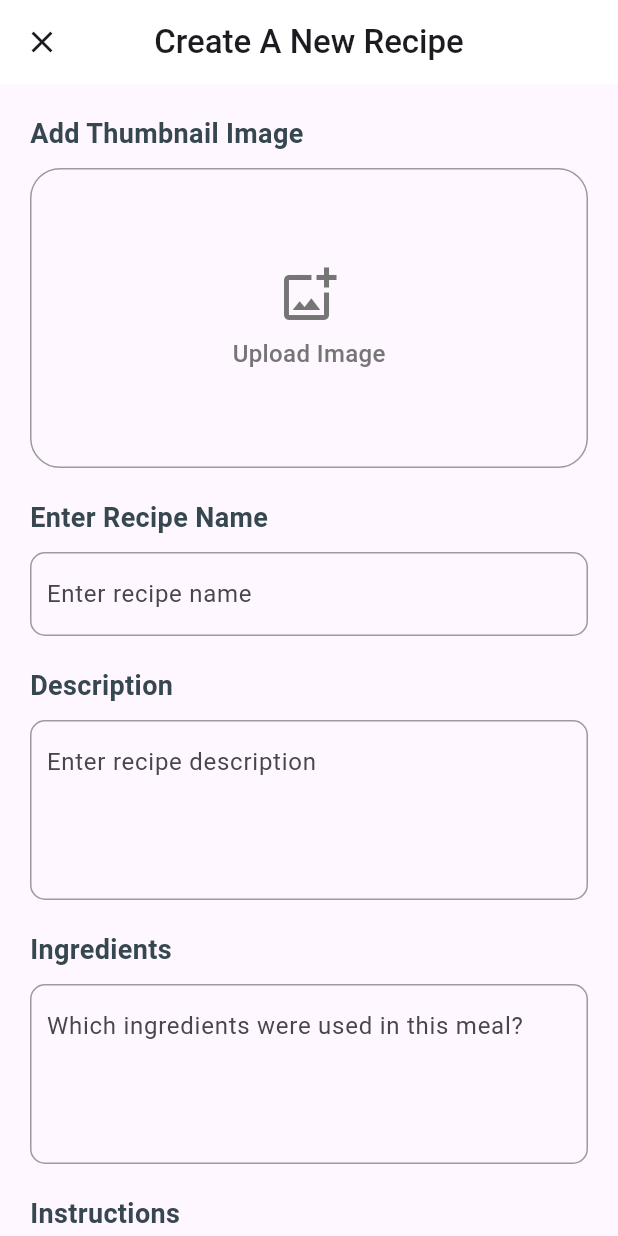
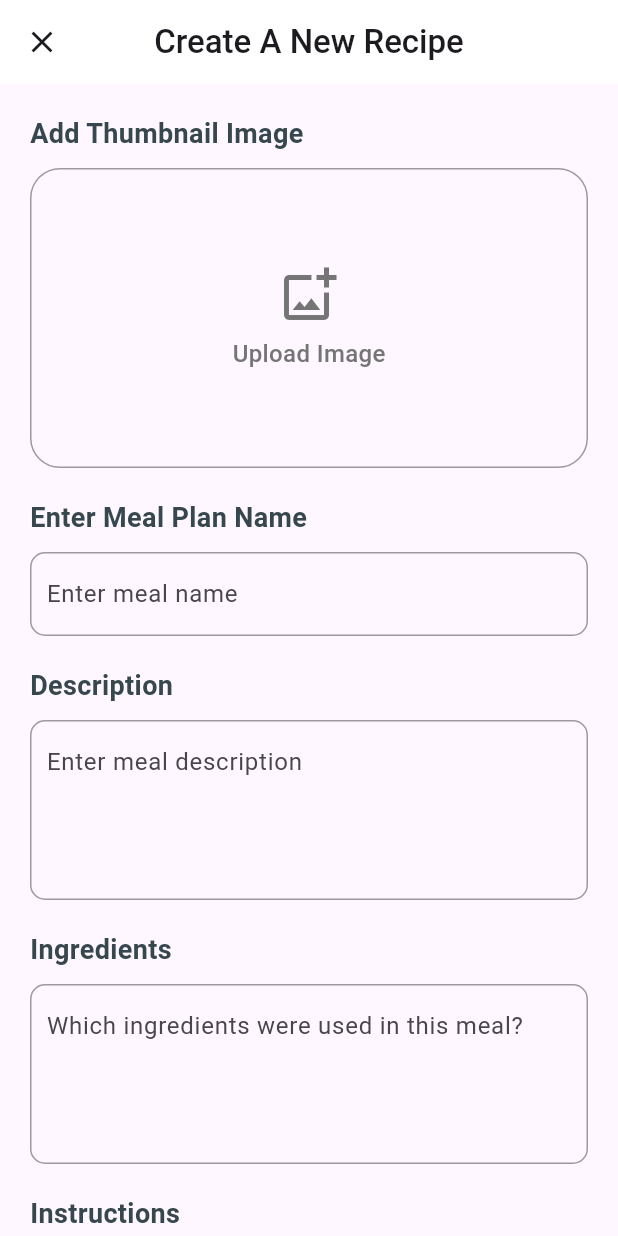
Before and after one commit to factorgh/fitness-recipe, a Flutter app: the MealPlanScreen widget shown alone on an empty page, opened directly, after a tap on the "add" icon, on a phone screen of 412 x 824 dp. Run offline on Flutter 3.47's test engine with Material 3 defaults, Android fonts, the phone set to English and light mode, and no system bars; our stand-ins replace dio, flutter_rating_stars, flutter_svg, image_picker, shared_preferences, table_calendar and 1 more; accounts and stored records are empty; network calls fail.

Commit message:
update on assign screen completed

```diff
--- /dev/null
+++ b/lib/screens/create_recipe.screen.dart
@@ -0,0 +1,295 @@
+import 'dart:io';
+import 'package:flutter/material.dart';
+import 'package:image_picker/image_picker.dart';
+import 'package:voltican_fitness/screens/assign_recipe_screen.dart';
+import 'package:voltican_fitness/widgets/custom_button.dart';
+
+class CreateRecipeScreen extends StatefulWidget {
+  const CreateRecipeScreen({super.key});
+
+  @override
+  State<CreateRecipeScreen> createState() => _CreateRecipeScreenState();
+}
+
+class _CreateRecipeScreenState extends State<CreateRecipeScreen> {
+  File? _selectedImage;
+
+  final TextEditingController _mealNameController = TextEditingController();
+  final TextEditingController _descriptionController = TextEditingController();
+  final TextEditingController _ingredientsController = TextEditingController();
+
+  void _takePicture() async {
+    final imagePicker = ImagePicker();
+    final pickedImage =
+        await imagePicker.pickImage(source: ImageSource.gallery);
+
+    if (pickedImage == null) {
+      return;
+    }
+
+    setState(() {
+      _selectedImage = File(pickedImage.path);
+    });
+  }
+
+  @override
+  Widget build(BuildContext context) {
+    Widget content = Center(
+      child: Column(
+        mainAxisAlignment: MainAxisAlignment.center,
+        children: [
+          Icon(
+            Icons.add_photo_alternate_outlined,
+            size: 40,
+            color: Colors.grey[600],
+          ),
+          const SizedBox(height: 8),
+          Text(
+            'Upload Image',
+            style: TextStyle(
+              color: Colors.grey[600],
+              fontSize: 16,
+              fontWeight: FontWeight.w500,
+            ),
+          ),
+        ],
+      ),
+    );
+
+    if (_selectedImage != null) {
+      content = ClipRRect(
+        borderRadius: BorderRadius.circular(20),
+        child: Image.file(
+          _selectedImage!,
+          fit: BoxFit.cover,
+          width: double.infinity,
+          height: 200,
+        ),
+      );
+    }
+
+    return Scaffold(
+      appBar: AppBar(
+        title: const Text('Create A New Recipe',
+            style: TextStyle(fontWeight: FontWeight.w500)),
+        centerTitle: true,
+        leading: IconButton(
+          icon: const Icon(Icons.close),
+          onPressed: () {
+            Navigator.of(context).pop();
+          },
+        ),
+        backgroundColor: Colors.white,
+      ),
+      body: SingleChildScrollView(
+        padding: const EdgeInsets.all(20.0),
+        child: Column(
+          crossAxisAlignment: CrossAxisAlignment.start,
+          children: [
+            Text(
+              'Add Thumbnail Image',
+              style: TextStyle(
+                fontSize: 18,
+                fontWeight: FontWeight.w600,
+                color: Colors.blueGrey[800],
+              ),
+            ),
+            const SizedBox(height: 10),
+            GestureDetector(
+              onTap: _takePicture,
+              child: Container(
+                height: 200,
+                decoration: BoxDecoration(
+                  border: Border.all(color: Colors.black38),
+                  borderRadius: BorderRadius.circular(20),
+                ),
+                child: content,
+              ),
+            ),
+            const SizedBox(height: 20),
+            Text(
+              'Enter Meal Plan Name',
+              style: TextStyle(
+                fontSize: 18,
+                fontWeight: FontWeight.w600,
+                color: Colors.blueGrey[800],
+              ),
+            ),
+            const SizedBox(height: 10),
+            Container(
+              decoration: BoxDecoration(
+                borderRadius: BorderRadius.circular(10),
+                border: Border.all(color: Colors.black38),
+              ),
+              child: Padding(
+                padding: const EdgeInsets.symmetric(horizontal: 10.0),
+                child: TextFormField(
+                  controller: _mealNameController,
+                  decoration: const InputDecoration(
+                    border: InputBorder.none,
+                    hintText: 'Enter meal name',
+                    contentPadding: EdgeInsets.symmetric(vertical: 15),
+                  ),
+                ),
+              ),
+            ),
+            const SizedBox(height: 20),
+            Text(
+              'Description',
+              style: TextStyle(
+                fontSize: 18,
+                fontWeight: FontWeight.w600,
+                color: Colors.blueGrey[800],
+              ),
+            ),
+            const SizedBox(height: 10),
+            Container(
+              height: 120,
+              decoration: BoxDecoration(
+                borderRadius: BorderRadius.circular(10),
+                border: Border.all(color: Colors.black38),
+              ),
+              child: Padding(
+                padding: const EdgeInsets.symmetric(horizontal: 10.0),
+                child: TextField(
+                  controller: _descriptionController,
+                  keyboardType: TextInputType.multiline,
+                  minLines: 1,
+                  maxLines: 4,
+                  decoration: const InputDecoration(
+                    border: InputBorder.none,
+                    hintText: 'Enter meal description',
+                    contentPadding: EdgeInsets.symmetric(vertical: 15),
+                  ),
+                ),
+              ),
+            ),
+            const SizedBox(height: 20),
+            Text(
+              'Ingredients',
+              style: TextStyle(
+                fontSize: 18,
+                fontWeight: FontWeight.w600,
+                color: Colors.blueGrey[800],
+              ),
+            ),
+            const SizedBox(height: 10),
+            Container(
+              height: 120,
+              decoration: BoxDecoration(
+                borderRadius: BorderRadius.circular(10),
+                border: Border.all(color: Colors.black38),
+              ),
+              child: Padding(
+                padding: const EdgeInsets.symmetric(horizontal: 10.0),
+                child: TextField(
+                  controller: _ingredientsController,
+                  keyboardType: TextInputType.multiline,
+                  minLines: 1,
+                  maxLines: 4,
+                  decoration: const InputDecoration(
+                    border: InputBorder.none,
+                    hintText: 'Which ingredients were used in this meal?',
+                    contentPadding: EdgeInsets.symmetric(vertical: 15),
+                  ),
+                ),
+              ),
+            ),
+            const SizedBox(height: 20),
+            Text(
+              'Instructions',
+              style: TextStyle(
+                fontSize: 18,
+                fontWeight: FontWeight.w600,
+                color: Colors.blueGrey[800],
+              ),
+            ),
+            const SizedBox(height: 10),
+            Container(
+              height: 120,
+              decoration: BoxDecoration(
+                borderRadius: BorderRadius.circular(10),
+                border: Border.all(color: Colors.black38),
+              ),
+              child: Padding(
+                padding: const EdgeInsets.symmetric(horizontal: 10.0),
+                child: TextField(
+                  controller: _ingredientsController,
+                  keyboardType: TextInputType.multiline,
+                  minLines: 1,
+                  maxLines: 4,
+                  decoration: const InputDecoration(
+                    border: InputBorder.none,
+                    hintText: 'Add the instructions involved ',
+                    contentPadding: EdgeInsets.symmetric(vertical: 15),
+                  ),
+                ),
+              ),
+            ),
+            const SizedBox(height: 20),
+            Text(
+              'Nutritional Facts',
+              style: TextStyle(
+                fontSize: 18,
+                fontWeight: FontWeight.w600,
+                color: Colors.blueGrey[800],
+              ),
+            ),
+            const SizedBox(height: 10),
+            Container(
+              height: 120,
+              decoration: BoxDecoration(
+                borderRadius: BorderRadius.circular(10),
+                border: Border.all(color: Colors.black38),
+              ),
+              child: Padding(
+                padding: const EdgeInsets.symmetric(horizontal: 10.0),
+                child: TextField(
+                  controller: _ingredientsController,
+                  keyboardType: TextInputType.multiline,
+                  minLines: 1,
+                  maxLines: 4,
+                  decoration: const InputDecoration(
+                    border: InputBorder.none,
+                    hintText: 'Add the right nutritional facts',
+                    contentPadding: EdgeInsets.symmetric(vertical: 15),
+                  ),
+                ),
+              ),
+            ),
+            const SizedBox(height: 20),
+            Padding(
+              padding: const EdgeInsets.symmetric(horizontal: 20),
+              child: Row(
+                children: [
+                  GestureDetector(
+                      onTap: () {
+                        Navigator.of(context).pop();
+                      },
+                      child: const CustomButton(
+                          width: 150,
+                          backColor: Colors.red,
+                          text: 'Save',
+                          textColor: Colors.white)),
+                  const SizedBox(
+                    width: 10,
+                  ),
+                  GestureDetector(
+                      onTap: () {
+                        Navigator.of(context).push(MaterialPageRoute(
+                            builder: (context) => const AssignRecipeScreen()));
+                      },
+                      child: const CustomButton(
+                          width: 150,
+                          backColor: Colors.red,
+                          text: 'Next',
+                          textColor: Colors.white)),
+                ],
+              ),
+            )
+          ],
+        ),
+      ),
+    );
+  }
+}
--- a/lib/screens/meal_plan_screen.dart
+++ b/lib/screens/meal_plan_screen.dart
@@ -1,8 +1,8 @@
 import 'package:flutter/material.dart';
 import 'package:voltican_fitness/data/dummy_data.dart';
 import 'package:voltican_fitness/models/meal.dart';
+import 'package:voltican_fitness/screens/create_recipe.screen.dart';
 import 'package:voltican_fitness/screens/meal_detail_screen.dart';
-import 'package:voltican_fitness/screens/recipe_screen.dart';
 import 'package:voltican_fitness/widgets/meal_item.dart';
 
 class MealPlanScreen extends StatefulWidget {
@@ -15,7 +15,6 @@ class MealPlanScreen extends StatefulWidget {
 class _MealPlanScreenState extends State<MealPlanScreen>
     with SingleTickerProviderStateMixin {
   late TabController _tabController;
-  String _selectedFilter = 'A-Z';
 
   @override
   void initState() {
@@ -70,7 +69,7 @@ class _MealPlanScreenState extends State<MealPlanScreen>
                   GestureDetector(
                     onTap: () {
                       Navigator.of(context).push(MaterialPageRoute(
-                          builder: (context) => const RecipeScreen()));
+                          builder: (context) => const CreateRecipeScreen()));
                     },
                     child: const Icon(
                       Icons.add,
@@ -124,7 +123,7 @@ class _MealPlanScreenState extends State<MealPlanScreen>
               controller: _tabController,
               children: [
                 buildTabContent(),
-                buildTabContent(showFilter: true),
+                buildTabContent(),
               ],
             ),
           ),
@@ -133,7 +132,7 @@ class _MealPlanScreenState extends State<MealPlanScreen>
     );
   }
 
-  Widget buildTabContent({bool showFilter = false}) {
+  Widget buildTabContent() {
     return Padding(
       padding: const EdgeInsets.symmetric(vertical: 5),
       child: Column(
@@ -142,7 +141,7 @@ class _MealPlanScreenState extends State<MealPlanScreen>
           Row(
             children: [
               Expanded(child: buildSearchBar()),
-              if (showFilter) buildFilterDropdown(),
+              buildFilterIcon(),
             ],
           ),
           const SizedBox(height: 10),
@@ -185,29 +184,26 @@ class _MealPlanScreenState extends State<MealPlanScreen>
     );
   }
 
-  Widget buildFilterDropdown() {
-    return Padding(
-      padding: const EdgeInsets.only(left: 10),
-      child: DropdownButton<String>(
-        value: _selectedFilter,
-        items: <String>[
+  Widget buildFilterIcon() {
+    return PopupMenuButton<String>(
+      icon: Icon(Icons.filter_list, color: Colors.grey[500]),
+      onSelected: (String value) {
+        setState(() {});
+      },
+      itemBuilder: (BuildContext context) {
+        return <String>[
           'A-Z',
           'Z-A',
           'Closest to user',
           'Farthest from user',
           'Most Rated',
-        ].map((String value) {
-          return DropdownMenuItem<String>(
-            value: value,
-            child: Text(value),
+        ].map((String choice) {
+          return PopupMenuItem<String>(
+            value: choice,
+            child: Text(choice),
           );
-        }).toList(),
-        onChanged: (String? newValue) {
-          setState(() {
-            _selectedFilter = newValue!;
-          });
-        },
-      ),
+        }).toList();
+      },
     );
   }
 }
--- a/pubspec.yaml
+++ b/pubspec.yaml
@@ -49,6 +49,7 @@ dependencies:
   flutter_speed_dial: ^7.0.0
   dio: ^5.5.0+1
   provider: ^6.1.2
+  intl: ^0.19.0
 
 dev_dependencies:
   flutter_test:
```
Also changed, not shown: lib/screens/assign_recipe_screen.dart (+38 -0 lines), lib/screens/trainees_screen.dart (+68 -18 lines), pubspec.lock.
